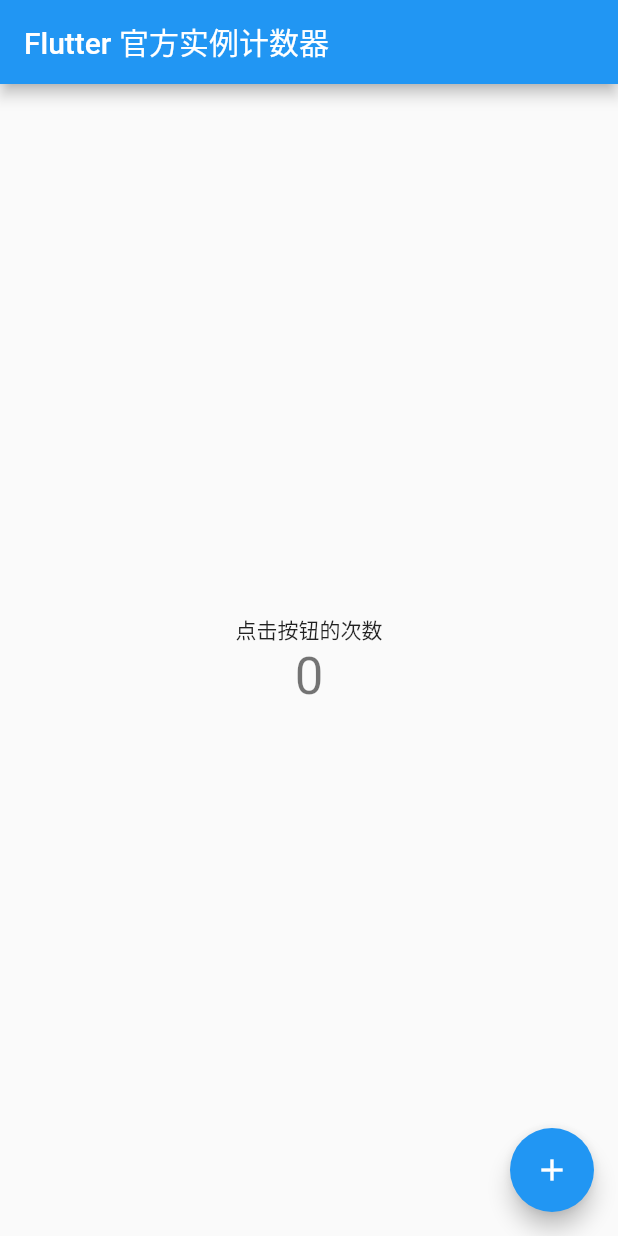
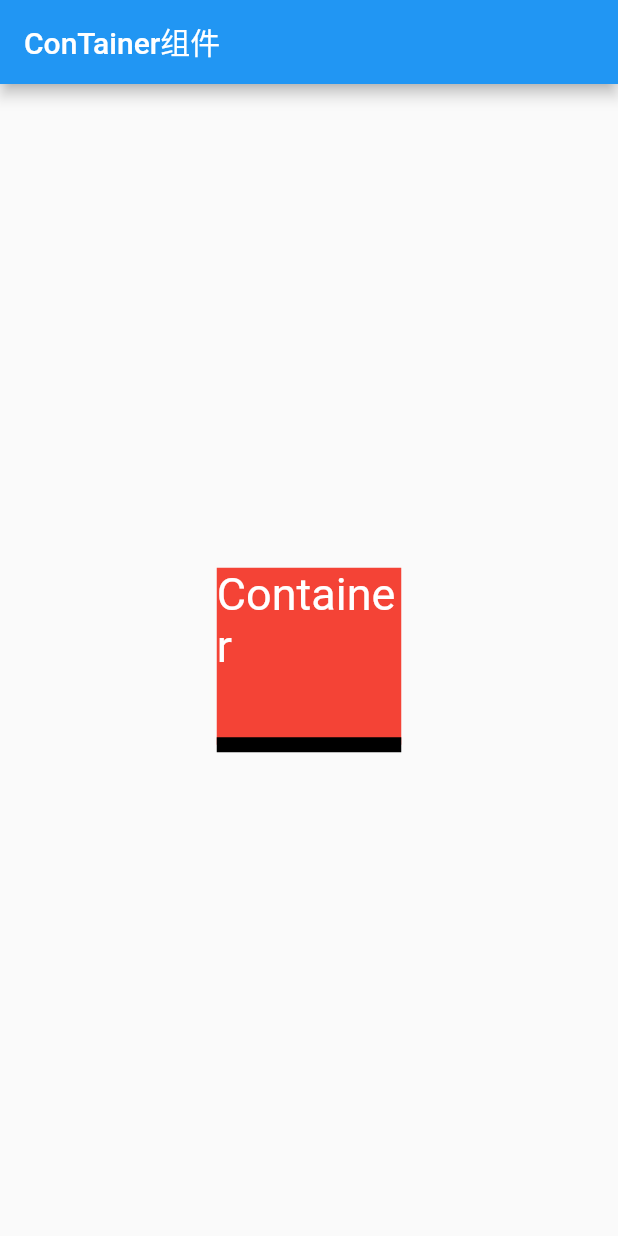
Before and after one commit to yinchengnuo/learnFlutter, a Flutter app: the screen it shows after launch, on a phone screen of 412 x 824 dp. Run offline on Flutter 3.47's test engine with Material 2 defaults, Android fonts, the phone set to English and light mode, and no system bars.

Commit message:
containering

```diff
--- a/lib/main.dart
+++ b/lib/main.dart
@@ -1,5 +1,6 @@
 import 'package:flutter/material.dart';
-import 'pages/HomePage.dart';
+// import 'pages/HomePage.dart';
+import 'pages/ContainerPage.dart';
 
 void main() => runApp(App());
 
@@ -11,7 +12,8 @@
       theme: ThemeData( // 应用各种 UI 所使用的主题颜色
         primarySwatch: Colors.blue,
       ),
-      home: HomePage() // 应用默认所显示的界面 <Widget>
+      // home: HomePage(), // 应用默认所显示的界面 <Widget>
+      home: ContainerPage(), // 应用默认所显示的界面 <Widget>
     );
   }
 }
--- /dev/null
+++ b/lib/pages/ContainerPage.dart
@@ -0,0 +1,33 @@
+import 'package:flutter/material.dart';
+
+class ContainerPage extends StatelessWidget {
+  const ContainerPage({Key key}) : super(key: key);
+
+  @override
+  Widget build(BuildContext context) {
+    return Scaffold(
+      appBar: AppBar(
+        title: Text('ConTainer组件'),
+      ),
+      body: Center(
+        child: Container(
+          width: 123,
+          height: 123,
+          decoration: BoxDecoration(
+            color: Colors.red,
+            border: Border(
+              bottom: BorderSide(color: Colors.black, width: 10, style: BorderStyle.solid)
+            )
+          ),
+          child: Text(
+            'Container',
+            style: TextStyle(
+              color: Colors.white,
+              fontSize: 30
+            ),
+          ),
+        ),
+      ),
+    );
+  }
+}
--- a/lib/pages/HomePage.dart
+++ b/lib/pages/HomePage.dart
@@ -7,10 +7,10 @@
 }
 
 class _HomePageState extends State<HomePage> { // 有状态组件的状态部分
-  int _counter = 0;
-  String title = 'Flutter 官方实例计数器';
-  void _incrementCounter() {
-    setState(() {
+  int _counter = 0; // 按钮点击次数
+  String title = 'Flutter 官方实例计数器'; // 页面标题
+  void _incrementCounter() { // 点击按钮执行的方法
+    setState(() { // setState 方法将数据的变化实时映射到UI
       _counter++;
     });
   }
```
